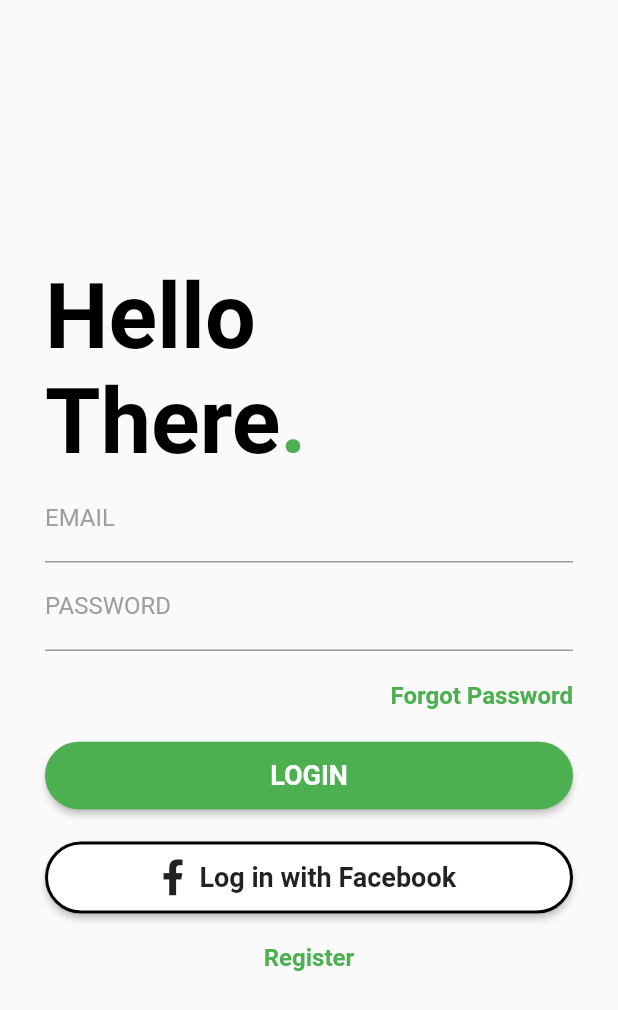
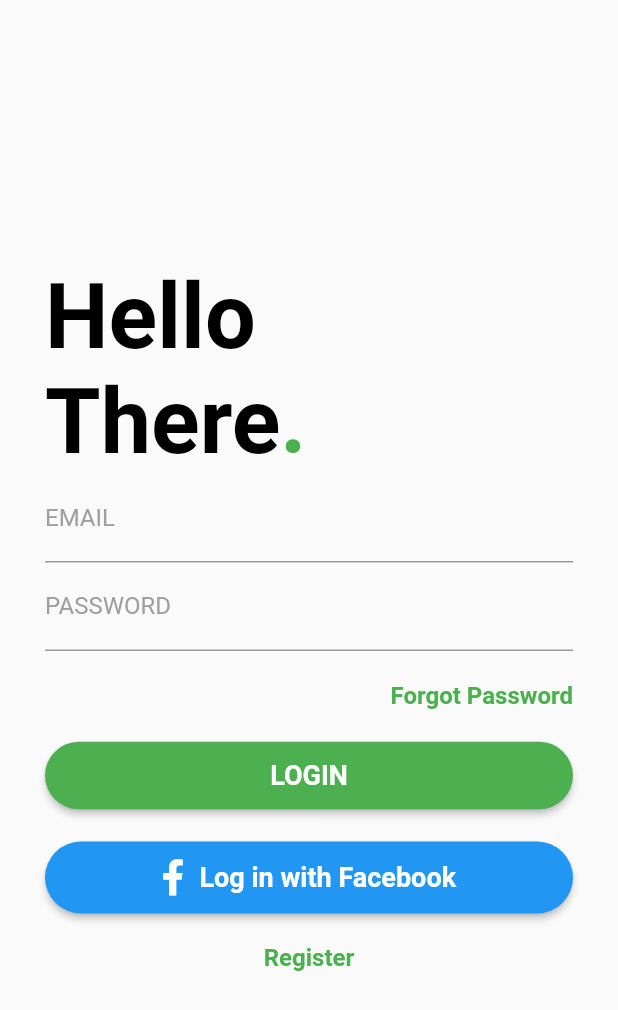
Before and after one commit to jacepm/flutter-login, a Flutter app: the screen it shows after launch, on a phone screen of 412 x 824 dp. Shown: the top 1010 px of the screen. Run offline on Flutter 3.47's test engine with Material 2 defaults, Android fonts, the phone set to English and light mode, and no system bars; our stand-ins replace font_awesome_flutter; Roboto replaces fonts that are missing (Montserrat).

Commit message:
chore: change RaisedButton to ElevatedButton

```diff
--- a/lib/main.dart
+++ b/lib/main.dart
@@ -61,8 +61,14 @@ class _MyHomePageState extends State<MyHomePage> {
       SizedBox(height: 20.0),
       _gestureBuilder(text: 'Forgot Password', textAlign: TextAlign.right),
       SizedBox(height: 20.0),
-      RaisedButton(
-        padding: EdgeInsets.symmetric(vertical: 12.0),
+      ElevatedButton(
+        style: ElevatedButton.styleFrom(
+          padding: EdgeInsets.symmetric(vertical: 12.0),
+          primary: Colors.green,
+          shape: RoundedRectangleBorder(
+            borderRadius: BorderRadius.circular(30.0),
+          ),
+        ),
         child: Text(
           'LOGIN',
           style: TextStyle(
@@ -71,15 +77,17 @@ class _MyHomePageState extends State<MyHomePage> {
             fontSize: 18.0,
           ),
         ),
-        color: Colors.green,
         onPressed: () {},
-        shape: RoundedRectangleBorder(
-          borderRadius: BorderRadius.circular(30.0),
-        ),
       ),
       SizedBox(height: 20.0),
-      RaisedButton(
-        padding: EdgeInsets.symmetric(vertical: 12.0),
+      ElevatedButton(
+        style: ElevatedButton.styleFrom(
+          padding: EdgeInsets.symmetric(vertical: 12.0),
+          primary: Colors.blue,
+          shape: RoundedRectangleBorder(
+            borderRadius: BorderRadius.circular(30.0),
+          ),
+        ),
         child: Row(
           mainAxisAlignment: MainAxisAlignment.center,
           children: <Widget>[
@@ -94,12 +102,7 @@ class _MyHomePageState extends State<MyHomePage> {
             ),
           ],
         ),
-        color: Colors.white,
         onPressed: () {},
-        shape: RoundedRectangleBorder(
-          borderRadius: BorderRadius.circular(30.0),
-          side: BorderSide(color: Colors.black, width: 2.0),
-        ),
       ),
       SizedBox(height: 20.0),
       _gestureBuilder(text: 'Register'),
```
